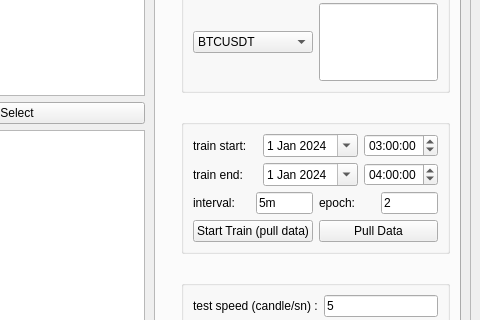
This is src/view/ui/MainWindow.ui in onur-sahin/BinanceTradeCpp as Qt 5 draws it before an edit; both pictures show x 682 to 1162 and y 215 to 535 of the 1162 by 921 pixel window. The edited form follows.
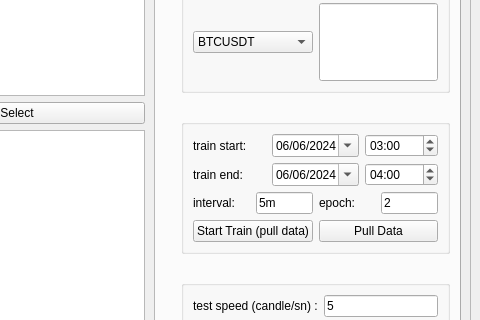
This is the edited form.

Patch:
```diff
--- a/src/view/ui/MainWindow.ui
+++ b/src/view/ui/MainWindow.ui
@@ -373,21 +373,24 @@
                        </property>
                        <property name="dateTime">
                         <datetime>
-                         <hour>9</hour>
+                         <hour>21</hour>
                          <minute>0</minute>
                          <second>0</second>
                          <year>2024</year>
-                         <month>1</month>
-                         <day>1</day>
+                         <month>6</month>
+                         <day>6</day>
                         </datetime>
                        </property>
                        <property name="time">
                         <time>
-                         <hour>9</hour>
+                         <hour>21</hour>
                          <minute>0</minute>
                          <second>0</second>
                         </time>
                        </property>
+                       <property name="displayFormat">
+                        <string>dd/MM/yyyy</string>
+                       </property>
                        <property name="calendarPopup">
                         <bool>true</bool>
                        </property>
@@ -411,6 +414,9 @@
                          <day>1</day>
                         </datetime>
                        </property>
+                       <property name="displayFormat">
+                        <string>hh:mm</string>
+                       </property>
                        <property name="calendarPopup">
                         <bool>true</bool>
                        </property>
@@ -520,21 +526,24 @@
                        </property>
                        <property name="dateTime">
                         <datetime>
-                         <hour>9</hour>
+                         <hour>21</hour>
                          <minute>0</minute>
                          <second>0</second>
                          <year>2024</year>
-                         <month>1</month>
-                         <day>1</day>
+                         <month>6</month>
+                         <day>6</day>
                         </datetime>
                        </property>
                        <property name="time">
                         <time>
-                         <hour>9</hour>
+                         <hour>21</hour>
                          <minute>0</minute>
                          <second>0</second>
                         </time>
                        </property>
+                       <property name="displayFormat">
+                        <string>dd/MM/yyyy</string>
+                       </property>
                        <property name="calendarPopup">
                         <bool>true</bool>
                        </property>
@@ -558,6 +567,9 @@
                          <day>1</day>
                         </datetime>
                        </property>
+                       <property name="displayFormat">
+                        <string>hh:mm</string>
+                       </property>
                        <property name="calendarPopup">
                         <bool>true</bool>
                        </property>
```
